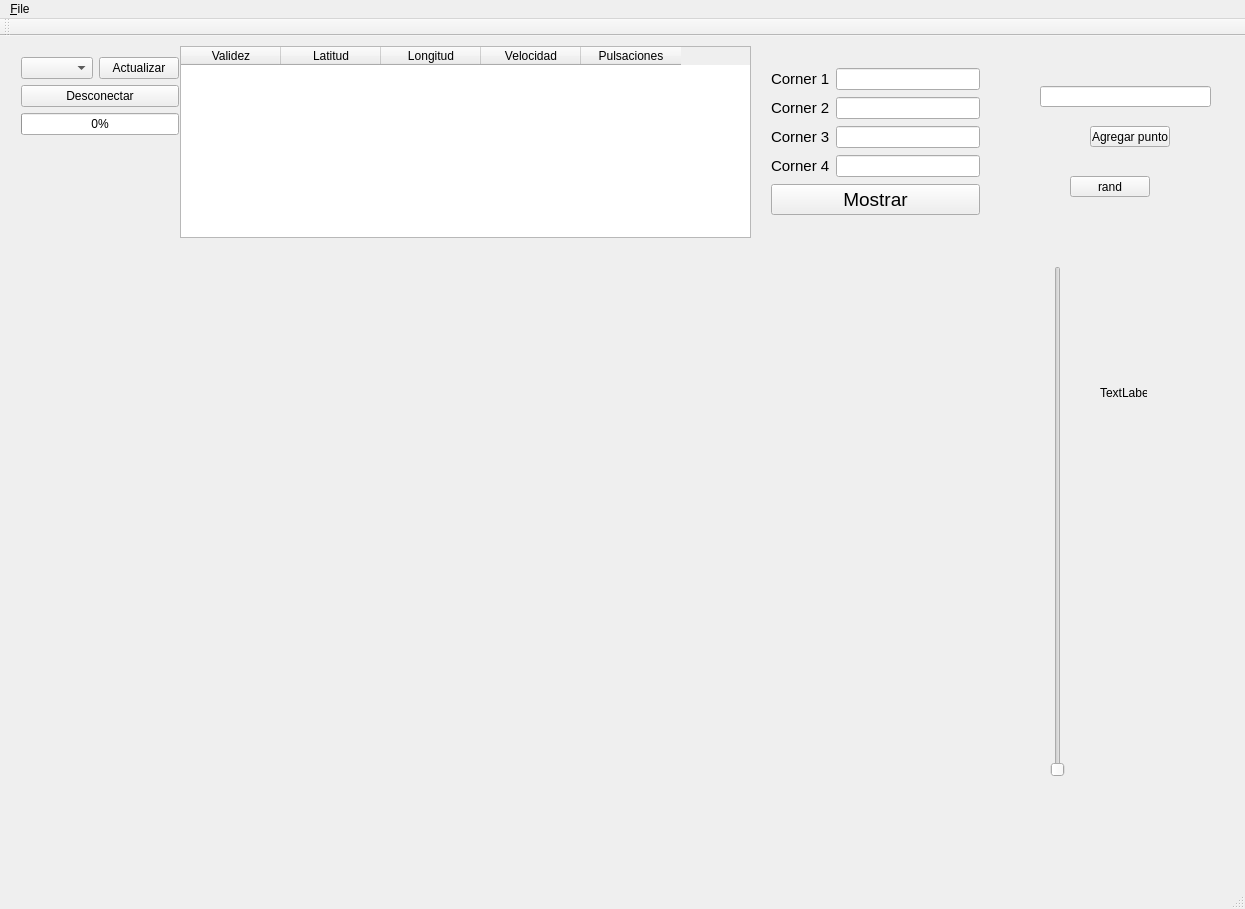
Above: mainwindow.ui from javosmar/multiserie before the change. Below: the same form after it.
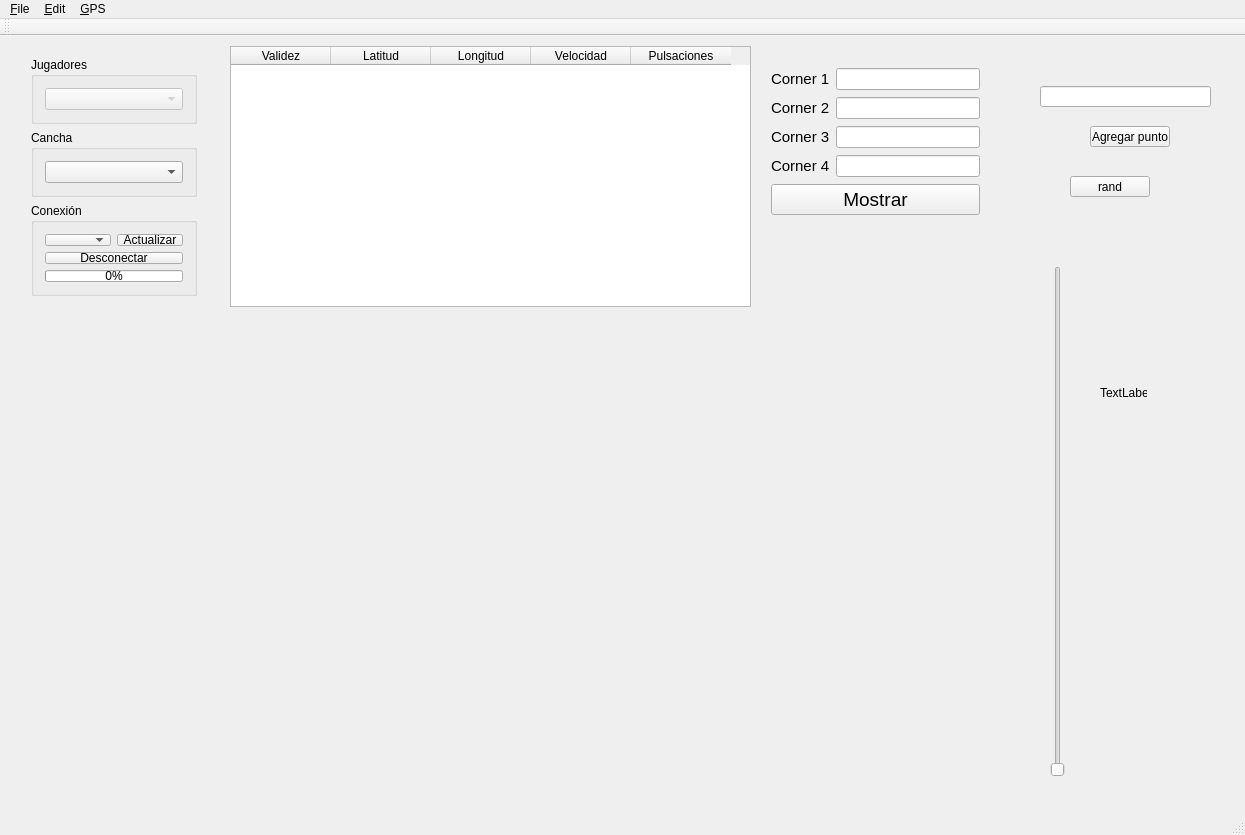
That is the form after the change. Custom widgets are drawn as their Qt base class.

Commit message: ventana nueva cancha. ventana nuevo jugador.

```diff
--- a/mainwindow.ui
+++ b/mainwindow.ui
@@ -7,7 +7,7 @@
     <x>0</x>
     <y>0</y>
     <width>1245</width>
-    <height>909</height>
+    <height>835</height>
    </rect>
   </property>
   <property name="windowTitle">
@@ -17,10 +17,10 @@
    <widget class="QTableWidget" name="tableWidgetdato">
     <property name="geometry">
      <rect>
-      <x>180</x>
+      <x>230</x>
       <y>10</y>
-      <width>571</width>
-      <height>192</height>
+      <width>521</width>
+      <height>261</height>
      </rect>
     </property>
     <property name="autoScroll">
@@ -82,59 +82,13 @@
      </property>
     </column>
    </widget>
-   <widget class="QWidget" name="layoutWidget">
-    <property name="geometry">
-     <rect>
-      <x>10</x>
-      <y>10</y>
-      <width>162</width>
-      <height>91</height>
-     </rect>
-    </property>
-    <layout class="QVBoxLayout" name="verticalLayout">
-     <property name="sizeConstraint">
-      <enum>QLayout::SetFixedSize</enum>
-     </property>
-     <item>
-      <layout class="QHBoxLayout" name="horizontalLayout">
-       <item>
-        <widget class="QComboBox" name="serie_combo"/>
-       </item>
-       <item>
-        <widget class="QPushButton" name="serie_actualizar">
-         <property name="text">
-          <string>Actualizar</string>
-         </property>
-        </widget>
-       </item>
-      </layout>
-     </item>
-     <item>
-      <widget class="QPushButton" name="serie_desconectar">
-       <property name="text">
-        <string>Desconectar</string>
-       </property>
-      </widget>
-     </item>
-     <item>
-      <widget class="QProgressBar" name="progressBarserie">
-       <property name="value">
-        <number>0</number>
-       </property>
-       <property name="textVisible">
-        <bool>true</bool>
-       </property>
-      </widget>
-     </item>
-    </layout>
-   </widget>
    <widget class="QCustomPlot" name="plot" native="true">
     <property name="geometry">
      <rect>
       <x>50</x>
-      <y>220</y>
+      <y>300</y>
       <width>891</width>
-      <height>551</height>
+      <height>471</height>
      </rect>
     </property>
     <property name="autoFillBackground">
@@ -318,6 +272,93 @@
      <string>TextLabel</string>
     </property>
    </widget>
+   <widget class="QWidget" name="layoutWidget">
+    <property name="geometry">
+     <rect>
+      <x>20</x>
+      <y>10</y>
+      <width>188</width>
+      <height>261</height>
+     </rect>
+    </property>
+    <layout class="QVBoxLayout" name="verticalLayout_3">
+     <item>
+      <widget class="QGroupBox" name="groupBox_2">
+       <property name="title">
+        <string>Jugadores</string>
+       </property>
+       <layout class="QHBoxLayout" name="horizontalLayout_7">
+        <item>
+         <widget class="QComboBox" name="comboBoxtablas">
+          <property name="enabled">
+           <bool>false</bool>
+          </property>
+         </widget>
+        </item>
+       </layout>
+      </widget>
+     </item>
+     <item>
+      <widget class="QGroupBox" name="groupBox_3">
+       <property name="title">
+        <string>Cancha</string>
+       </property>
+       <layout class="QHBoxLayout" name="horizontalLayout_8">
+        <item>
+         <widget class="QComboBox" name="comboBoxCanchas"/>
+        </item>
+       </layout>
+      </widget>
+     </item>
+     <item>
+      <widget class="QGroupBox" name="groupBox">
+       <property name="title">
+        <string>Conexión</string>
+       </property>
+       <layout class="QHBoxLayout" name="horizontalLayout_6">
+        <item>
+         <layout class="QVBoxLayout" name="verticalLayout">
+          <property name="sizeConstraint">
+           <enum>QLayout::SetFixedSize</enum>
+          </property>
+          <item>
+           <layout class="QHBoxLayout" name="horizontalLayout">
+            <item>
+             <widget class="QComboBox" name="serie_combo"/>
+            </item>
+            <item>
+             <widget class="QPushButton" name="serie_actualizar">
+              <property name="text">
+               <string>Actualizar</string>
+              </property>
+             </widget>
+            </item>
+           </layout>
+          </item>
+          <item>
+           <widget class="QPushButton" name="serie_desconectar">
+            <property name="text">
+             <string>Desconectar</string>
+            </property>
+           </widget>
+          </item>
+          <item>
+           <widget class="QProgressBar" name="progressBarserie">
+            <property name="value">
+             <number>0</number>
+            </property>
+            <property name="textVisible">
+             <bool>true</bool>
+            </property>
+           </widget>
+          </item>
+         </layout>
+        </item>
+       </layout>
+      </widget>
+     </item>
+    </layout>
+   </widget>
    <zorder>layoutWidget</zorder>
    <zorder>tableWidgetdato</zorder>
    <zorder>layoutWidget</zorder>
@@ -343,8 +384,25 @@
     </property>
     <addaction name="actionNew"/>
     <addaction name="action_Open"/>
+    <addaction name="actionNew"/>
+    <addaction name="separator"/>
+    <addaction name="actionClose"/>
+   </widget>
+   <widget class="QMenu" name="menuEdit">
+    <property name="title">
+     <string>&amp;Edit</string>
+    </property>
+    <addaction name="actionAdd_Court"/>
+   </widget>
+   <widget class="QMenu" name="menu_Position">
+    <property name="title">
+     <string>&amp;GPS</string>
+    </property>
+    <addaction name="actionShow_Position"/>
    </widget>
    <addaction name="menu_File"/>
+   <addaction name="menuEdit"/>
+   <addaction name="menu_Position"/>
   </widget>
   <widget class="QToolBar" name="mainToolBar">
    <attribute name="toolBarArea">
```
Left out of the diff: 28 changed lines with no effect on the pictures. The commit also changes 15 other files.
